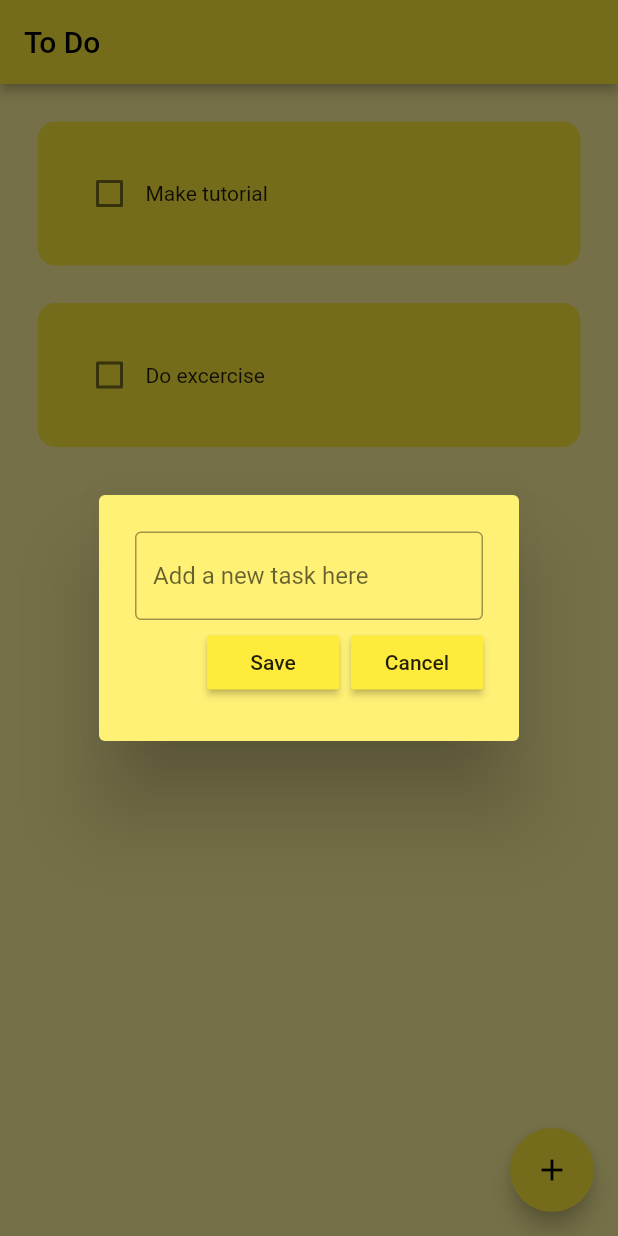
After one commit to LukasZlocki/ToDoList, a Flutter app: the screen it shows after launch, after a tap on the "add" icon, on a phone screen of 412 x 824 dp. The commit adds this screen. Run offline on Flutter 3.47's test engine with Material 2 defaults, Android fonts, the phone set to English and light mode, and no system bars.

Commit message:
Add dialog box and code some fields

```diff
--- a/lib/pages/home_page.dart
+++ b/lib/pages/home_page.dart
@@ -1,4 +1,5 @@
 import 'package:flutter/material.dart';
+import 'package:to_do_app/util/dialog_box.dart';
 import 'package:to_do_app/util/todo_tile.dart';
 
 class HomePage extends StatefulWidget {
@@ -9,6 +10,8 @@ class HomePage extends StatefulWidget {
 }
 
 class _HomePageState extends State<HomePage> {
+  // text controller
+  final _controller = TextEditingController();
 
   // list of todos tasks
   List toDoList = [
@@ -23,6 +26,18 @@ class _HomePageState extends State<HomePage> {
     });
   }
 
+  // create a new task on button click
+  void createNewTask() {
+    showDialog(
+        context: context,
+        builder: (context) {
+          return DialogBox(
+            controller: _controller,
+          );
+        },
+    );
+  }
+
   @override
   Widget build(BuildContext context) {
     return Scaffold(
@@ -31,6 +46,10 @@ class _HomePageState extends State<HomePage> {
       title: Text('To Do'),
         elevation: 3,
       ),
+        floatingActionButton: FloatingActionButton(
+          onPressed: createNewTask,
+          child: Icon(Icons.add),
+        ),
         body: ListView.builder(
           itemCount: toDoList.length,
           itemBuilder: (context, index) {
--- /dev/null
+++ b/lib/util/dialog_box.dart
@@ -0,0 +1,44 @@
+import 'package:flutter/material.dart';
+import 'package:to_do_app/util/my_button.dart';
+
+class DialogBox extends StatelessWidget {
+  final controller;
+  const DialogBox({
+    super.key,
+    required this.controller,
+  });
+
+  @override
+  Widget build(BuildContext context) {
+    return AlertDialog(
+      backgroundColor: Colors.yellow[300],
+      content: Container(height: 120,
+        child: Column(
+          mainAxisAlignment: MainAxisAlignment.spaceEvenly,
+          children: [
+          // get user input
+          TextField(
+            controller: controller,
+            decoration: InputDecoration(
+                border: OutlineInputBorder(),
+                hintText: "Add a new task here"
+            ),
+          ),
+
+          // buttons like save or cancel
+          Row(
+            mainAxisAlignment: MainAxisAlignment.end,
+            children: [
+            // save button
+            MyButton(text: "Save", onPressed: (){}),
+
+            const SizedBox(width: 8),
+            // cancel button
+              MyButton(text: "Cancel", onPressed: (){}),
+          ],)
+
+        ],),
+      ),
+    );
+  }
+}
--- /dev/null
+++ b/lib/util/my_button.dart
@@ -0,0 +1,21 @@
+import 'package:flutter/material.dart';
+
+class MyButton extends StatelessWidget {
+  final String text;
+  VoidCallback onPressed;
+
+  MyButton({
+    super.key,
+    required this.text,
+    required this.onPressed
+  });
+
+  @override
+  Widget build(BuildContext context) {
+    return MaterialButton(
+        onPressed: onPressed,
+      color: Theme.of(context).primaryColor,
+      child: Text(text),
+    );
+  }
+}
```
